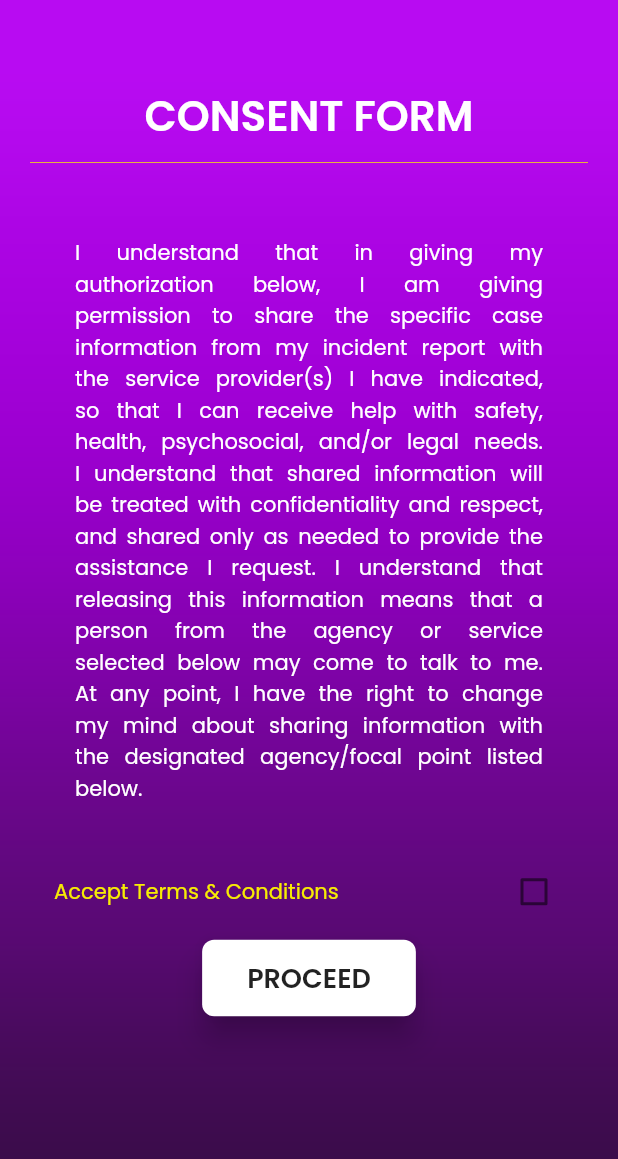
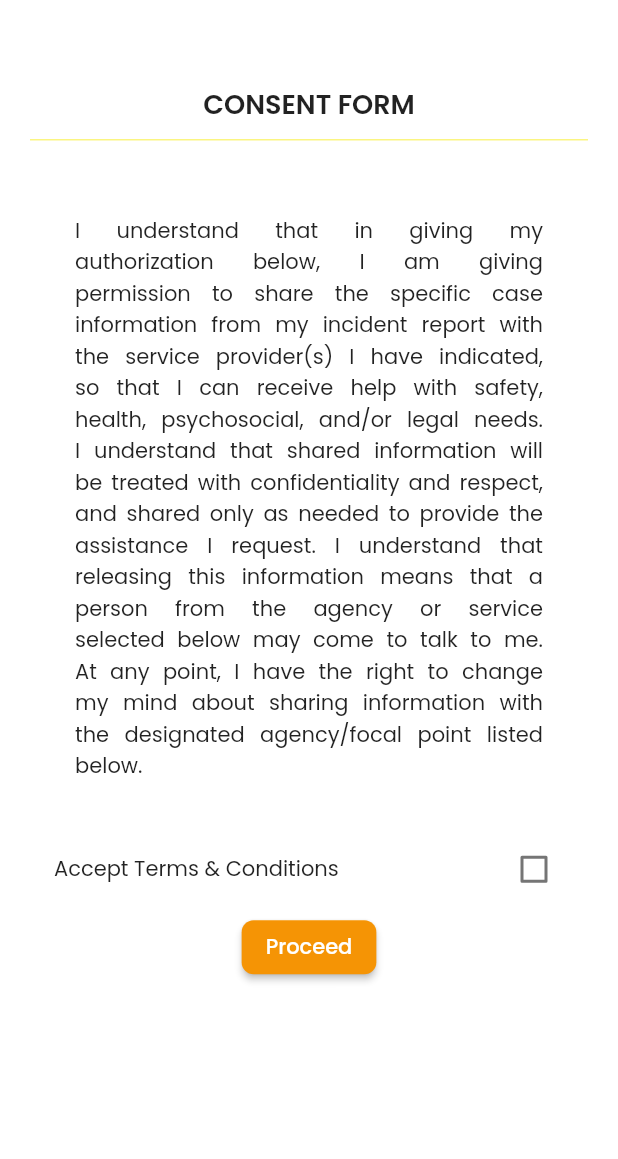
Before and after one commit to Fredoski26/smartrr, a Flutter app: the ConsentFormPage screen opened directly, on a phone screen of 412 x 824 dp. Shown: the top 1159 px of the screen. Run offline on Flutter 3.47's test engine with Material 2 defaults, Android fonts, the phone set to English and light mode, and no system bars; our stand-ins replace cloud_firestore, firebase_auth, firebase_core, fluttertoast, google_fonts, google_maps_flutter and 3 more; accounts and stored records are empty.

Commit message:
fixed logout and redesigned consent form

```diff
--- a/lib/components/screens/user/consent_form_page.dart
+++ b/lib/components/screens/user/consent_form_page.dart
@@ -16,14 +16,6 @@ class _ConsentFormPageState extends State<ConsentFormPage> {
     return Scaffold(
         body: Stack(
       children: <Widget>[
-        Container(
-          decoration: BoxDecoration(
-            image: DecorationImage(
-              image: AssetImage('assets/background.png'),
-              fit: BoxFit.cover,
-            ),
-          ),
-        ),
         Scrollbar(
           child: SingleChildScrollView(
             child: Container(
@@ -37,8 +29,7 @@ class _ConsentFormPageState extends State<ConsentFormPage> {
                     'CONSENT FORM',
                     textAlign: TextAlign.center,
                     style: TextStyle(
-                      color: Colors.white,
-                      fontSize: 28,
+                      fontSize: 18,
                       fontWeight: FontWeight.w600,
                     ),
                   ),
@@ -56,7 +47,6 @@ class _ConsentFormPageState extends State<ConsentFormPage> {
                     padding: const EdgeInsets.symmetric(horizontal: 30),
                     child: Text(
                       consentFormData,
-                      style: TextStyle(color: Colors.white),
                       textAlign: TextAlign.justify,
                     ),
                   ),
@@ -69,7 +59,6 @@ class _ConsentFormPageState extends State<ConsentFormPage> {
                         'Accept Terms \& Conditions',
                         style: TextStyle(
                           fontSize: 14,
-                          color: Color(0xFFF7EC03),
                         ),
                       ),
                       onChanged: (bool newVal) {
@@ -81,24 +70,8 @@ class _ConsentFormPageState extends State<ConsentFormPage> {
 //              secondary: const Icon(Icons.hourglass_empty),
                     ),
                   ),
-                  GestureDetector(
-                    child: Card(
-//                  color: Color(0xFFB6DCFE),
-                        elevation: 8,
-                        shape: RoundedRectangleBorder(
-                            borderRadius: BorderRadius.all(
-                          Radius.circular(8),
-                        )),
-                        child: Padding(
-                          padding: const EdgeInsets.symmetric(
-                              horizontal: 30, vertical: 12),
-                          child: Text(
-                            'PROCEED',
-                            style: TextStyle(
-                                fontSize: 18, fontWeight: FontWeight.w600),
-                          ),
-                        )),
-                    onTap: () {
+                  ElevatedButton(
+                      onPressed: () {
                         if (acceptedValue)
                           Navigator.push(
                             context,
@@ -119,7 +92,7 @@ class _ConsentFormPageState extends State<ConsentFormPage> {
                           );
                         }
                       },
-                  ),
+                      child: Text("Proceed")),
                   SizedBox(
                     height: 20,
                   ),
--- a/lib/main.dart
+++ b/lib/main.dart
@@ -55,7 +55,8 @@ class MyApp extends StatelessWidget {
                 borderRadius: BorderRadius.circular(33))),
             foregroundColor: MaterialStateProperty.all(Colors.white),
             backgroundColor: MaterialStateProperty.all(primaryColor),
-            padding: MaterialStateProperty.all(EdgeInsets.all(5.0)),
+            padding: MaterialStateProperty.all(
+                EdgeInsets.symmetric(vertical: 5.0, horizontal: 16.0)),
           ),
         ),
         elevatedButtonTheme: ElevatedButtonThemeData(
@@ -65,8 +66,7 @@ class MyApp extends StatelessWidget {
             foregroundColor: MaterialStateProperty.all(Colors.white),
             backgroundColor: MaterialStateProperty.all(primaryColor),
             padding: MaterialStateProperty.all(
-              EdgeInsets.all(5.0),
-            ),
+                EdgeInsets.symmetric(vertical: 5.0, horizontal: 16.0)),
           ),
         ),
       ),
--- a/lib/utils/colors.dart
+++ b/lib/utils/colors.dart
@@ -4,3 +4,5 @@ const Color smartYellow = Color(0xFFFCF200);
 const Color dropDownCanvasColor = Colors.white;
 const Color dropDownCanvasDarkColor = Color(0xFF333333);
 const Color primaryColor = Color(0xFFF59405);
+const Color darkGrey = Color(0xFF444444);
+const Color lightGrey = Color(0xFFA59B9B);
--- a/lib/utils/utils.dart
+++ b/lib/utils/utils.dart
@@ -32,9 +32,9 @@ Future<bool> getIsUserPref() async {
 
 Future clearPrefs({String orgId}) async {
   SharedPreferences prefs = await SharedPreferences.getInstance();
-  await prefs.setBool("isUser", null);
-  await prefs.setString("orgId", null);
-  await prefs.setString("userId", null);
+  await prefs.setBool("isUser", false);
+  await prefs.remove("orgId");
+  await prefs.remove("userId");
 }
 
 Future setUserTypePref({bool userType}) async {
```
Also changed, not shown: lib/components/screens/user/report_or_history_page.dart (+25 -17 lines), lib/components/widgets/custom_drawer.dart (+11 -1 lines). Lines whose indentation alone changed are shown as unchanged.
